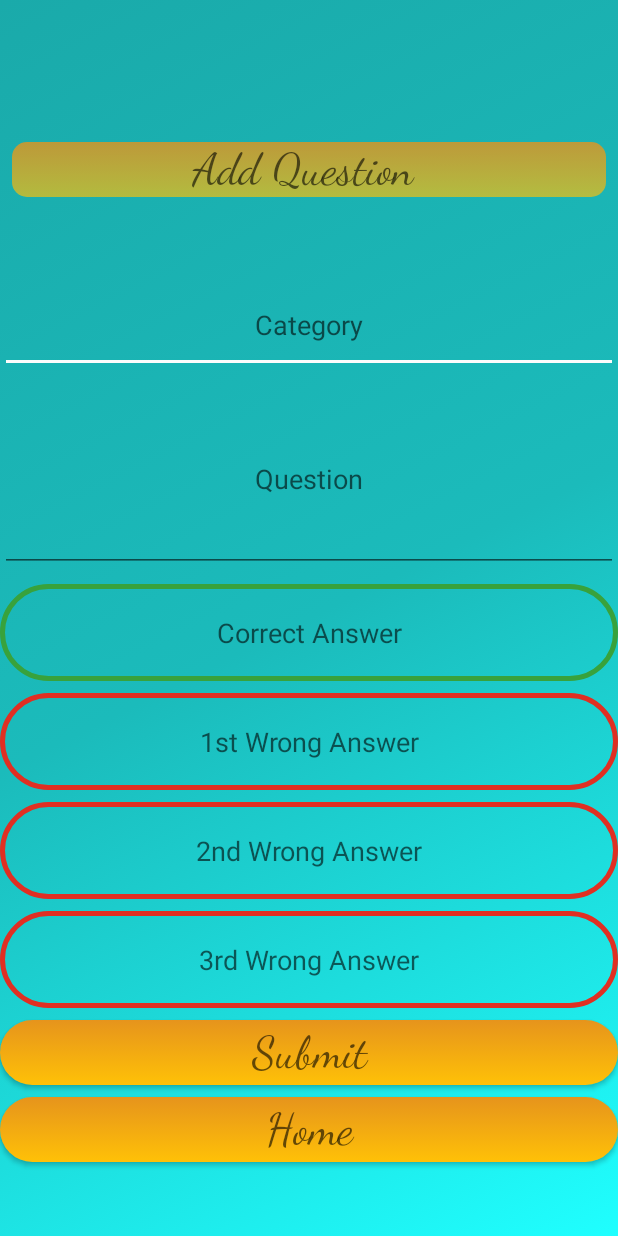
After one commit to Rutvik48/TriviaGame-Android-Game, an Android app: the AddQuestionPage screen opened directly, with no data from a screen before it, on a phone screen of 412 x 824 dp. The commit adds this screen. Run offline under Robolectric (Android 15) with nearby library versions, the phone set to English and light mode, and no system bars; our stand-ins replace Firebase (no records; nobody signed in at launch, a user with empty details on screens opened directly).

Commit message:
Finished game 1.1 Added AddQuestionPage, which let's user to add a question once they are logged in.
Signed-off-by: Rutvik Patel <rutvik48@gmail.com>

```diff
--- /dev/null
+++ b/app/src/main/java/com/example/triviagame/AddQuestionPage.java
@@ -0,0 +1,180 @@
+package com.example.triviagame;
+
+import android.content.Intent;
+import android.support.annotation.NonNull;
+import android.support.constraint.ConstraintLayout;
+import android.support.v7.app.AppCompatActivity;
+import android.os.Bundle;
+import android.util.Log;
+import android.view.View;
+import android.view.WindowManager;
+import android.widget.Button;
+import android.widget.EditText;
+import android.widget.Toast;
+
+import com.google.android.gms.tasks.OnCompleteListener;
+import com.google.android.gms.tasks.Task;
+import com.google.firebase.auth.AuthResult;
+import com.google.firebase.auth.FirebaseAuth;
+import com.google.firebase.auth.FirebaseUser;
+import com.google.firebase.firestore.CollectionReference;
+import com.google.firebase.firestore.FirebaseFirestore;
+
+import java.util.HashMap;
+import java.util.Map;
+
+public class AddQuestionPage extends AppCompatActivity {
+
+    private EditText et_Category,et_Question, et_CorrectAns, et_WrongAns1,et_WrongAns2, et_WrongAns3;
+    private Button btn_Submit, btn_Home;
+    private String category, question, correctAns,wrongAns1,wrongAns2, wrongAns3;
+    private FirebaseAuth firebaseAuth;
+    private ConstraintLayout layout;
+    private static String CATEGORY = "Category";
+    private static String QUESTION = "Question";
+    private static String CORRECT_ANS = "Correct_Answer";
+    private static String WRONG_ANS1 = "Option2";
+    private static String WRONG_ANS2 = "Option2";
+    private static String WRONG_ANS3 = "Option3";
+
+
+
+    @Override
+    protected void onCreate(Bundle savedInstanceState) {
+        super.onCreate(savedInstanceState);
+        setContentView(R.layout.activity_add_question_page);
+
+        setFullScreen();
+
+        // this will assign variables to button, text, etc from xml file
+        assignVariables();
+
+        submitData();
+
+        HeaderClass headerClassInstance = new HeaderClass();
+        headerClassInstance.setBackground(layout, getApplicationContext());
+
+        homeListner();
+
+    }
+
+    private void homeListner(){
+
+        btn_Home.setOnClickListener(new View.OnClickListener() {
+            @Override
+            public void onClick(View v) {
+                startActivity(new Intent(getApplicationContext(),HomePage.class));
+                finish();
+            }
+        });
+
+    }
+
+    private boolean validateData(){
+        boolean condition = false;
+
+        category = et_Category.getText().toString().trim();
+        question = et_Question.getText().toString().trim();
+        correctAns = et_CorrectAns.getText().toString().trim();
+        wrongAns1 = et_WrongAns1.getText().toString().trim();
+        wrongAns2 = et_WrongAns2.getText().toString().trim();
+        wrongAns3 = et_WrongAns3.getText().toString().trim();
+
+        if(!category.isEmpty() && !question.isEmpty()){
+
+            if (!correctAns.isEmpty() && !wrongAns1.isEmpty() && !wrongAns2.isEmpty() && !wrongAns3.isEmpty()){
+
+                if (!correctAns.equals(wrongAns1) && !correctAns.equals(wrongAns2) && !correctAns.equals(wrongAns3)){
+                    condition = true;
+                }else
+                    Toast.makeText(getApplicationContext(), "Correct answer cannot be same as wrong answer", Toast.LENGTH_LONG).show();
+            }else
+                Toast.makeText(getApplicationContext(),"Please fill all the option fields", Toast.LENGTH_LONG).show();
+        }else
+            Toast.makeText(getApplicationContext(),"Please fill question and categoy.", Toast.LENGTH_LONG).show();
+
+
+        return condition;
+
+    }
+
+    private void submitData(){
+
+        btn_Submit.setOnClickListener(new View.OnClickListener() {
+            @Override
+            public void onClick(View v) {
+
+                if(validateData())
+
+                    if (/*uploadDataToFireStore()*/true){
+                        Toast.makeText(getApplicationContext(),"Question has been added.", Toast.LENGTH_SHORT).show();
+                        clearAllFields();
+                    }//else
+                      //  Toast.makeText(getApplicationContext(),"Please make sure you have a internet connection. Try again", Toast.LENGTH_LONG).show();
+            }
+        });
+    }
+
+    private void clearAllFields(){
+
+        et_Category.setText("");
+        et_Question.setText("");
+        et_CorrectAns.setText("");
+        et_WrongAns1.setText("");
+        et_WrongAns2.setText("");
+        et_WrongAns3.setText("");
+
+        Toast.makeText(getApplicationContext(),"Thank you for your contribution.", Toast.LENGTH_LONG).show();
+
+    }
+
+    private boolean uploadDataToFireStore(){
+
+        FirebaseFirestore db = FirebaseFirestore.getInstance();
+
+        userClass userClass = new userClass(getApplicationContext());
+        CollectionReference collRef = db.collection("QuestionDatabase");
+
+        Map<String, Object> dataTemp = new HashMap<>();
+        dataTemp.put(CATEGORY, category);
+        dataTemp.put(QUESTION, question);
+        dataTemp.put(CORRECT_ANS, correctAns);
+        dataTemp.put(WRONG_ANS1,wrongAns1);
+        dataTemp.put(WRONG_ANS2,wrongAns2);
+        dataTemp.put(WRONG_ANS3,wrongAns3);
+
+        boolean ret = collRef.document(question).set(dataTemp).isComplete();
+        return ret;
+    }
+
+    private void setFullScreen(){
+
+        //hides the title bar
+        getSupportActionBar().hide();
+
+        //this code makes the status bar transparent
+        getWindow().setFlags(
+                WindowManager.LayoutParams.FLAG_LAYOUT_NO_LIMITS,
+                WindowManager.LayoutParams.FLAG_DIM_BEHIND
+        );
+
+    }
+
+    private void assignVariables(){
+
+        et_Category = findViewById(R.id.etCategory);
+        et_Question = findViewById(R.id.etQuestion);
+        et_CorrectAns = findViewById(R.id.etCorrectAnswer);
+        et_WrongAns1 = findViewById(R.id.etWrongAns1);
+        et_WrongAns2 = findViewById(R.id.etWrongAns2);
+        et_WrongAns3 = findViewById(R.id.etWrongAns3);
+        btn_Submit = findViewById(R.id.btnSubmit);
+        btn_Home = findViewById(R.id.btnHome);
+        firebaseAuth = FirebaseAuth.getInstance();
+        layout = findViewById(R.id.layout);
+    }
+
+    @Override
+    public void onBackPressed() {
+    }
+}
--- a/app/src/main/java/com/example/triviagame/HomePage.java
+++ b/app/src/main/java/com/example/triviagame/HomePage.java
@@ -56,10 +56,6 @@ public class HomePage extends AppCompatActivity {
         sw_Music.setChecked(headerClassInstance.getMusicPref(getApplicationContext()));
         musicSetting = headerClassInstance.getMusicPref(getApplicationContext());
 
-        if(musicSetting)
-            Toast.makeText(getApplicationContext(), "Music Settings is True", Toast.LENGTH_LONG).show();
-        else
-            Toast.makeText(getApplicationContext(), "Music Settings is False", Toast.LENGTH_LONG).show();
     }
 
     private void switchMusic(){
@@ -92,7 +88,6 @@ public class HomePage extends AppCompatActivity {
         Log.d("On Stop", "OnStop");
         stopService(new Intent(this, BackgroundSoundService .class));
 
-        Toast.makeText(getApplicationContext(), "Music Settings is False", Toast.LENGTH_LONG).show();
     }
 
     @Override
@@ -112,7 +107,7 @@ public class HomePage extends AppCompatActivity {
         //this checks if any user is logged in or not
         if (auth.getCurrentUser() != null){
             //if user is looged in hide the "log in/ Sign up" text
-            tv_LogIn.setVisibility(View.INVISIBLE);
+            tv_LogIn.setText("Add Question");
 
             //this loads information from FireStore Database and adds it to userClass variables
             userClass userClass = new userClass(getApplicationContext());
@@ -163,9 +158,15 @@ public class HomePage extends AppCompatActivity {
         tv_LogIn.setOnClickListener(new View.OnClickListener() {
             @Override
             public void onClick(View v) {
-                startActivity(new Intent(getApplicationContext(), LogInPage.class));
                 mpHigh.start();
+
+                if (auth.getCurrentUser() != null){
+                    startActivity(new Intent(getApplicationContext(), AddQuestionPage.class));
+                }else
+                    startActivity(new Intent(getApplicationContext(), LogInPage.class));
+
                 finish();
+
             }
         });
     }
--- /dev/null
+++ b/app/src/main/res/drawable/correct_ans.xml
@@ -0,0 +1,22 @@
+<?xml version="1.0" encoding="utf-8"?>
+<selector xmlns:android="http://schemas.android.com/apk/res/android">
+    <item>
+        <shape android:shape= "rectangle">
+
+
+            <stroke
+                android:width="3dp"
+                android:color="#38A23C" />
+
+            <item
+                android:name="android:textColor">#ffffffff</item>
+
+            <corners android:bottomRightRadius="50dp"
+                android:bottomLeftRadius="50dp"
+                android:topRightRadius="50dp"
+                android:topLeftRadius="50dp"/>
+
+            <padding android:padding ="500dp"/>
+        </shape>
+    </item>
+</selector>
--- /dev/null
+++ b/app/src/main/res/drawable/wrong_ans.xml
@@ -0,0 +1,22 @@
+<?xml version="1.0" encoding="utf-8"?>
+<selector xmlns:android="http://schemas.android.com/apk/res/android">
+    <item>
+        <shape android:shape= "rectangle">
+
+
+            <stroke
+                android:width="3dp"
+                android:color="#E02F22" />
+
+            <item
+                android:name="android:textColor">#ffffffff</item>
+
+            <corners android:bottomRightRadius="50dp"
+                android:bottomLeftRadius="50dp"
+                android:topRightRadius="50dp"
+                android:topLeftRadius="50dp"/>
+
+            <padding android:padding ="500dp"/>
+        </shape>
+    </item>
+</selector>
--- /dev/null
+++ b/app/src/main/res/layout/activity_add_question_page.xml
@@ -0,0 +1,155 @@
+<?xml version="1.0" encoding="utf-8"?>
+<android.support.constraint.ConstraintLayout xmlns:android="http://schemas.android.com/apk/res/android"
+    xmlns:app="http://schemas.android.com/apk/res-auto"
+    xmlns:tools="http://schemas.android.com/tools"
+    android:id="@+id/layout"
+    android:layout_width="match_parent"
+    android:layout_height="match_parent"
+    tools:context=".AddQuestionPage">
+
+    <android.support.constraint.Guideline
+        android:id="@+id/TopHorGuideline"
+        android:layout_width="wrap_content"
+        android:layout_height="wrap_content"
+        android:orientation="horizontal"
+        app:layout_constraintGuide_percent="0.05" />
+
+    <android.support.constraint.Guideline
+        android:id="@+id/BotmHorGuideline"
+        android:layout_width="wrap_content"
+        android:layout_height="wrap_content"
+        android:orientation="horizontal"
+        app:layout_constraintGuide_percent="0.95" />
+
+    <EditText
+        android:id="@+id/etCategory"
+        android:layout_width="match_parent"
+        android:layout_height="wrap_content"
+        android:layout_gravity="center_vertical"
+        android:layout_marginBottom="8dp"
+        android:ems="10"
+        android:hint="Category"
+        android:inputType="text"
+        android:padding="20dp"
+        android:textAlignment="center"
+        app:layout_constraintBottom_toTopOf="@+id/etQuestion" />
+
+    <EditText
+        android:id="@+id/etQuestion"
+        android:layout_width="match_parent"
+        android:layout_height="wrap_content"
+        android:layout_gravity="center_vertical"
+        android:layout_marginBottom="8dp"
+        android:ems="10"
+        android:hint="Question"
+        android:inputType="text"
+        android:paddingTop="50dp"
+        android:paddingBottom="50dp"
+        android:textAlignment="center"
+        app:layout_constraintBottom_toTopOf="@+id/etCorrectAnswer"
+        tools:layout_editor_absoluteX="0dp" />
+
+    <EditText
+        android:id="@+id/etCorrectAnswer"
+        android:layout_width="match_parent"
+        android:layout_height="wrap_content"
+        android:layout_gravity="center_vertical"
+        android:layout_marginBottom="8dp"
+        android:background="@drawable/correct_ans"
+        android:ems="10"
+        android:hint="Correct Answer"
+        android:inputType="text"
+        android:padding="20dp"
+        android:textAlignment="center"
+        app:layout_constraintBottom_toTopOf="@+id/etWrongAns1" />
+
+    <EditText
+        android:id="@+id/etWrongAns1"
+        android:layout_width="match_parent"
+        android:layout_height="wrap_content"
+        android:layout_gravity="center_vertical"
+        android:layout_marginBottom="8dp"
+        android:background="@drawable/wrong_ans"
+        android:ems="10"
+        android:hint="1st Wrong Answer"
+
+        android:inputType="text"
+        android:padding="20dp"
+        android:textAlignment="center"
+        app:layout_constraintBottom_toTopOf="@+id/etWrongAns2" />
+
+    <EditText
+        android:id="@+id/etWrongAns2"
+        android:layout_width="match_parent"
+        android:layout_height="wrap_content"
+        android:layout_gravity="center_vertical"
+        android:layout_marginBottom="8dp"
+        android:background="@drawable/wrong_ans"
+        android:ems="10"
+        android:hint="2nd Wrong Answer"
+        android:inputType="text"
+        android:padding="20dp"
+        android:textAlignment="center"
+        app:layout_constraintBottom_toTopOf="@+id/etWrongAns3" />
+
+    <EditText
+        android:id="@+id/etWrongAns3"
+        android:layout_width="match_parent"
+        android:layout_height="wrap_content"
+        android:layout_gravity="center_vertical"
+        android:layout_marginBottom="8dp"
+        android:background="@drawable/wrong_ans"
+        android:ems="10"
+        android:hint="3rd Wrong Answer"
+        android:inputType="text"
+        android:padding="20dp"
+        android:textAlignment="center"
+        app:layout_constraintBottom_toTopOf="@+id/btnSubmit" />
+
+    <Button
+        android:id="@+id/btnSubmit"
+        android:layout_width="match_parent"
+        android:layout_height="43dp"
+        android:layout_marginBottom="8dp"
+        android:background="@drawable/button1"
+        android:fontFamily="cursive"
+        android:text="Submit"
+        android:textAlignment="center"
+        android:textAppearance="@style/TextAppearance.AppCompat.Display3"
+        android:textSize="30sp"
+        app:layout_constraintBottom_toTopOf="@+id/btnHome" />
+    <Button
+        android:id="@+id/btnHome"
+        android:layout_width="match_parent"
+        android:layout_height="43dp"
+        android:layout_marginBottom="8dp"
+        android:background="@drawable/button1"
+        android:fontFamily="cursive"
+        android:text="Home"
+        android:textAlignment="center"
+        android:textAppearance="@style/TextAppearance.AppCompat.Display3"
+        android:textSize="30sp"
+        app:layout_constraintBottom_toTopOf="@+id/BotmHorGuideline" />
+
+    <TextView
+        android:id="@+id/tvInfo"
+        android:layout_width="0dp"
+        android:layout_height="wrap_content"
+        android:layout_marginStart="8dp"
+        android:layout_marginLeft="8dp"
+        android:layout_marginTop="8dp"
+        android:layout_marginEnd="8dp"
+        android:layout_marginRight="8dp"
+        android:layout_marginBottom="8dp"
+        android:background="@drawable/nonclickable_button"
+        android:text="Add Question "
+        android:fontFamily="cursive"
+        android:textAlignment="center"
+        android:textAppearance="@style/TextAppearance.AppCompat.Display3"
+        android:textSize="30sp"
+        app:layout_constraintBottom_toTopOf="@+id/etCategory"
+        app:layout_constraintEnd_toEndOf="parent"
+        app:layout_constraintStart_toStartOf="parent"
+        app:layout_constraintTop_toTopOf="@+id/TopHorGuideline" />
+
+</android.support.constraint.ConstraintLayout>
```
Also changed, not shown: app/src/main/AndroidManifest.xml (+36 -12 lines).
